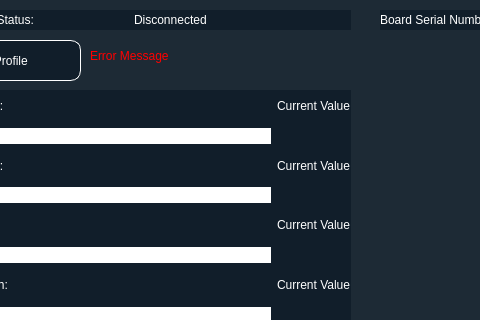
First picture: the form in UI FIles/systemView.ui, repository Hyancinth/PacemakerGUI, before the edit; both pictures show x 100 to 580 and y 0 to 320 of the 1200 by 800 pixel window.
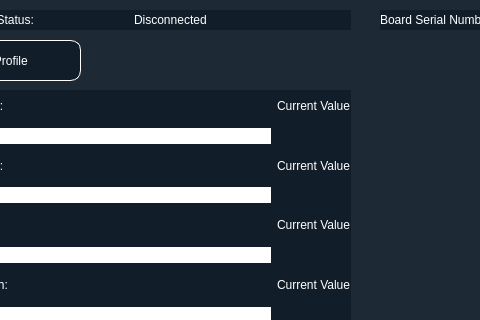
Second picture: the form after the edit.

The edit to the form file:
```diff
--- a/UI FIles/systemView.ui
+++ b/UI FIles/systemView.ui
@@ -50,7 +50,7 @@
 background-color: rgba(255, 255, 255, 0);</string>
     </property>
     <property name="text">
-     <string>Error Message</string>
+     <string/>
     </property>
     <property name="alignment">
      <set>Qt::AlignLeading|Qt::AlignLeft|Qt::AlignVCenter</set>
```
